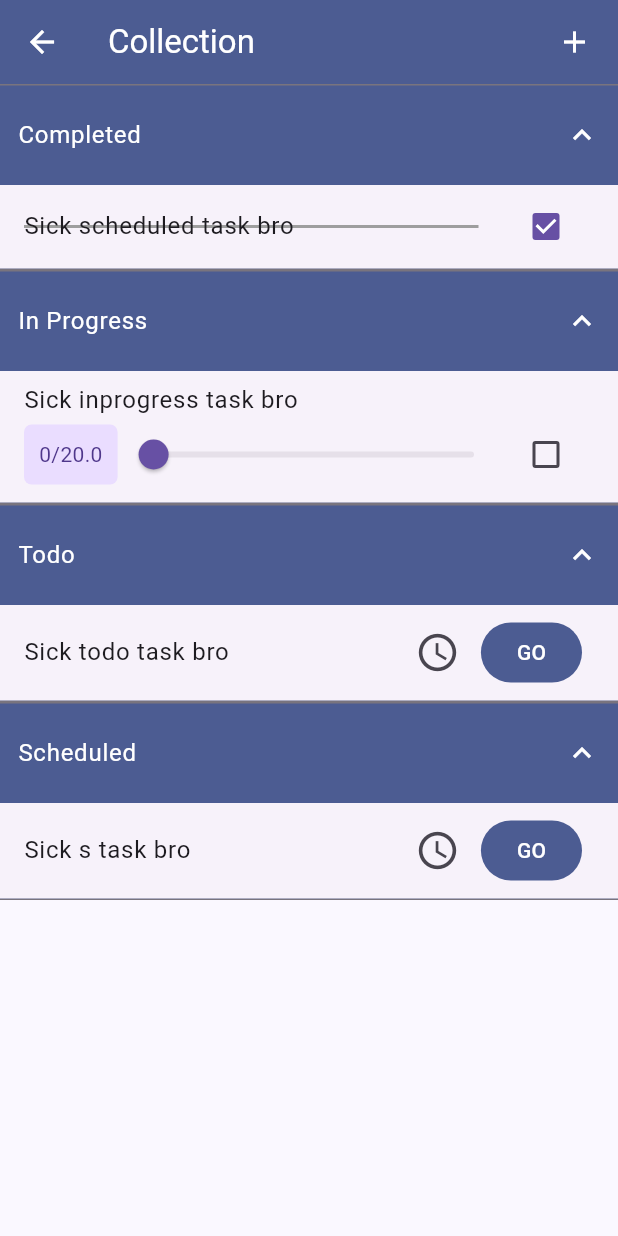
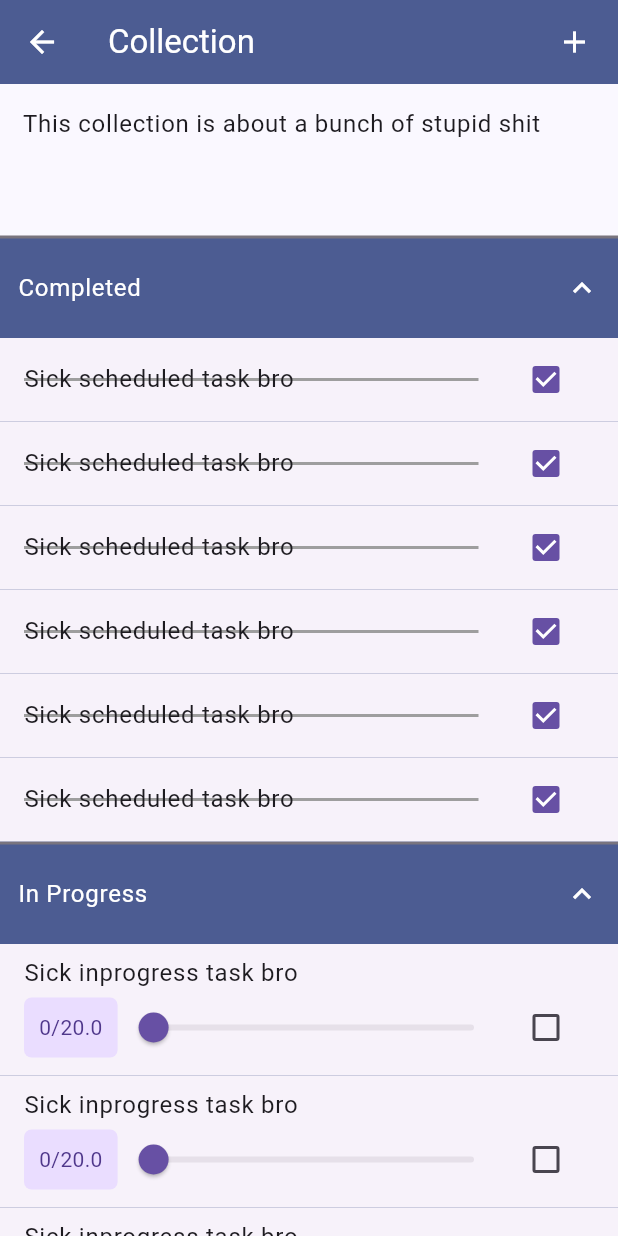
Before and after one commit to VectorScalar/task_tracker, a Flutter app: the screen it shows after launch, after a tap on an icon or button, on a phone screen of 412 x 824 dp. Run offline on Flutter 3.47's test engine with Material 3 defaults, Android fonts, the phone set to English and light mode, and no system bars; our stand-ins replace flutter_riverpod.

Commit message:
Added description input field as well as updated models to hold description. As well added more dummy data to test scrolling

```diff
--- a/lib/data/collection_data.dart
+++ b/lib/data/collection_data.dart
@@ -4,9 +4,30 @@ import 'package:task_tracker/models/task_collection.dart';
 
 final collectionData = [
   TaskCollection(
+    desc: "This collection is about a bunch of stupid shit",
     idColor: Colors.red,
     tasks: [
       Task(title: "Sick todo task bro",),
+      Task(title: "Sick inprogress task bro", initialState: TaskState.inProgress, progressGoal: 20, currentProgress: 0),
+      Task(title: "Sick s task bro", initialState: TaskState.scheduled),
+      Task(title: "Sick scheduled task bro", initialState: TaskState.completed, progressGoal: 10, currentProgress: 9),
+           Task(title: "Sick todo task bro",),
+      Task(title: "Sick inprogress task bro", initialState: TaskState.inProgress, progressGoal: 20, currentProgress: 0),
+      Task(title: "Sick s task bro", initialState: TaskState.scheduled),
+      Task(title: "Sick scheduled task bro", initialState: TaskState.completed, progressGoal: 10, currentProgress: 9),
+           Task(title: "Sick todo task bro",),
+      Task(title: "Sick inprogress task bro", initialState: TaskState.inProgress, progressGoal: 20, currentProgress: 0),
+      Task(title: "Sick s task bro", initialState: TaskState.scheduled),
+      Task(title: "Sick scheduled task bro", initialState: TaskState.completed, progressGoal: 10, currentProgress: 9),
+           Task(title: "Sick todo task bro",),
+      Task(title: "Sick inprogress task bro", initialState: TaskState.inProgress, progressGoal: 20, currentProgress: 0),
+      Task(title: "Sick s task bro", initialState: TaskState.scheduled),
+      Task(title: "Sick scheduled task bro", initialState: TaskState.completed, progressGoal: 10, currentProgress: 9),
+           Task(title: "Sick todo task bro",),
+      Task(title: "Sick inprogress task bro", initialState: TaskState.inProgress, progressGoal: 20, currentProgress: 0),
+      Task(title: "Sick s task bro", initialState: TaskState.scheduled),
+      Task(title: "Sick scheduled task bro", initialState: TaskState.completed, progressGoal: 10, currentProgress: 9),
+           Task(title: "Sick todo task bro",),
       Task(title: "Sick inprogress task bro", initialState: TaskState.inProgress, progressGoal: 20, currentProgress: 0),
       Task(title: "Sick s task bro", initialState: TaskState.scheduled),
       Task(title: "Sick scheduled task bro", initialState: TaskState.completed, progressGoal: 10, currentProgress: 9)
@@ -14,10 +35,11 @@ final collectionData = [
     ],
     title: "Collection"),
     TaskCollection(
+    desc: "This collection is a bunch of more stupid shit",
     idColor: Colors.purple,
     tasks: [
       //Task.scheduled(title: "Scheduled Example", scheduledDate: DateTime.now()),
       //Task.inProgress(title: "In Progress Example")
     ],
-    title: "Collection 1")
+    title: "Collection 1"),
 ];
--- a/lib/models/task_collection.dart
+++ b/lib/models/task_collection.dart
@@ -6,9 +6,10 @@ import 'package:uuid/uuid.dart';
 var uuid = const Uuid();
 
 class TaskCollection{
-  TaskCollection({required this.tasks, required this.idColor, required this.title}) : id = uuid.v4();
+  TaskCollection({required this.tasks,required this.desc, required this.idColor, required this.title}) : id = uuid.v4();
   final String id;
   String title;
+  String desc;
   Color idColor;
   final List<Task> tasks;
 
--- a/lib/screens/collection_edit_screen.dart
+++ b/lib/screens/collection_edit_screen.dart
@@ -35,16 +35,28 @@ class _CollectionEditScreen extends State<CollectionEditScreen> {
   @override
   Widget build(BuildContext context) {
     Widget content = ListView.builder(
-            itemCount: states.length,
+            itemCount: states.length + 1,
             itemBuilder: (BuildContext context, index){
-            return ExpansionTile(
-              key: PageStorageKey(stateTitles[index].stateName),
+            return index == 0 ?
+          TextFormField(
+            //Potentially call onEditCollection if the description is to appear somewhere else
+            initialValue: widget.taskCollection.desc,
+            onChanged: (value) => widget.taskCollection.desc = value,
+                maxLines: 3,
+                decoration: const InputDecoration().copyWith(
+                  hintText: "...Add Description",
+                  contentPadding: EdgeInsets.symmetric(vertical: 15, horizontal: 15)
+                ),
+
+                ) :
+            ExpansionTile(
+              key: PageStorageKey(stateTitles[index - 1].stateName),
               initiallyExpanded: true,
-              title: Text(stateTitles[index].stateName),
+              title: Text(stateTitles[index - 1].stateName),
               children: widget.taskCollection.tasks.map((t) => TaskItem(
                 key: ValueKey(t.id),
                 task: t,
-                onModifyTask: _modifyTask,)).toList().where((taskItem) => taskItem.task.taskState == stateValues[index]).toList());
+                onModifyTask: _modifyTask,)).toList().where((taskItem) => taskItem.task.taskState == stateValues[index - 1]).toList());
           }
 
           );
@@ -60,13 +72,10 @@ class _CollectionEditScreen extends State<CollectionEditScreen> {
             color: Colors.white
           ),
           onChanged: (newValue) {
-              print("save val");
               widget.taskCollection.title = newValue;
-              //TODO: Causing problems
               widget.onEditCollection(widget.taskCollection);
 
           },
-          onEditingComplete: () => print("complete"),
           cursorColor: Theme.of(context).colorScheme.onPrimary,
           decoration: InputDecoration().copyWith(
             enabledBorder: InputBorder.none,
--- a/lib/widgets/task_item.dart
+++ b/lib/widgets/task_item.dart
@@ -70,7 +70,6 @@ class _TaskItemState extends ConsumerState<TaskItem> {
   }
 
   List<Widget> addProgressBar(){
-
     return [Container(
               padding: const EdgeInsets.all(10),
               decoration: BoxDecoration(
```
